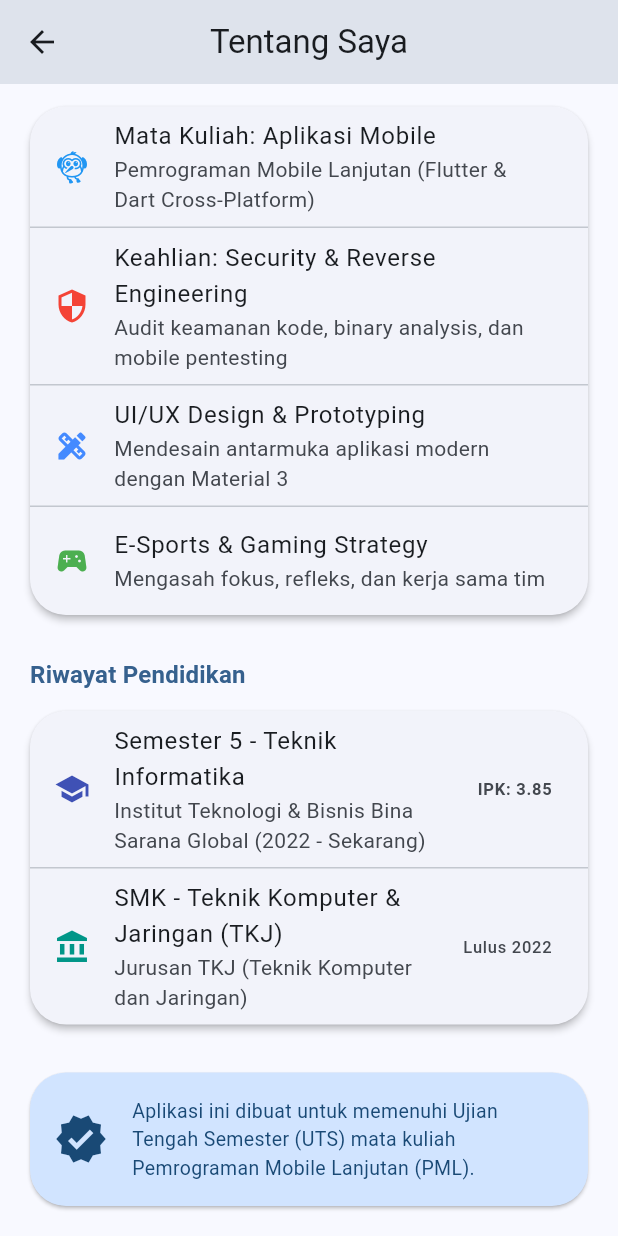
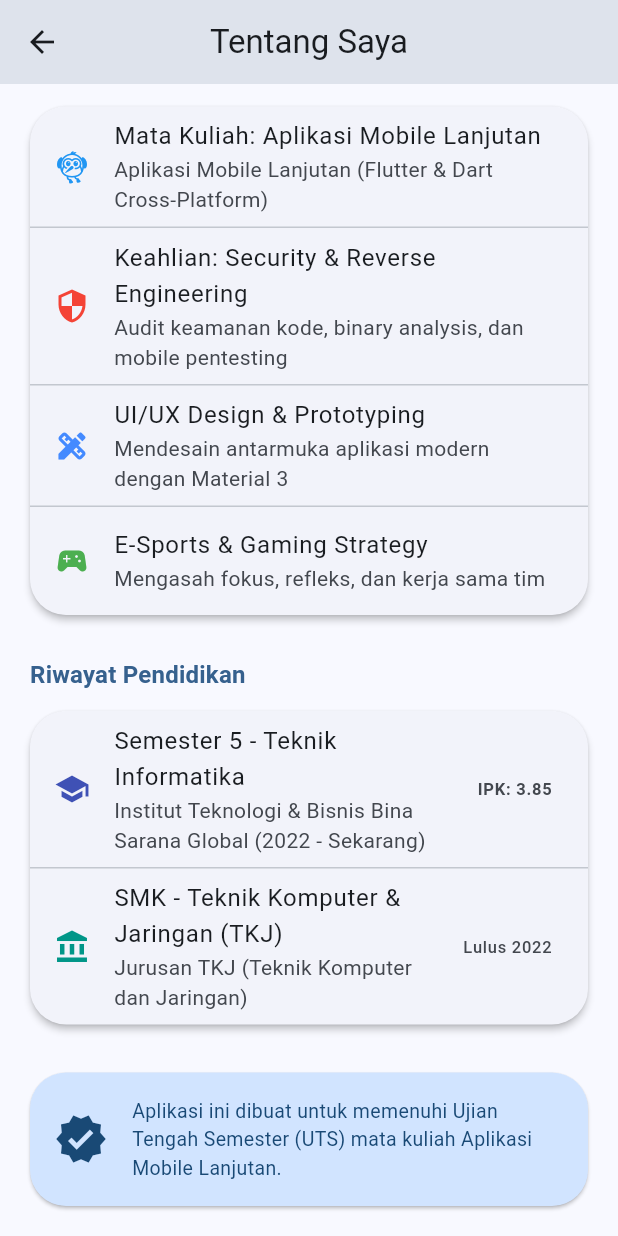
Before and after one commit to FikriBintangx/uts-pml-1122140142, a Flutter app: the AboutPage screen opened directly, scrolled down 37 dp, on a phone screen of 412 x 824 dp. Run offline on Flutter 3.47's test engine with Material 3 defaults, Android fonts, the phone set to English and light mode, and no system bars.

Commit message:
feat: nambah penyesuaian nama mata kuliah Aplikasi Mobile Lanjutan

```diff
--- a/soal1-live-coding/lib/main.dart
+++ b/soal1-live-coding/lib/main.dart
@@ -141,7 +141,7 @@ class ProfilePage extends StatelessWidget {
                       InfoTile(
                         icon: Icons.flutter_dash,
                         label: 'Mata Kuliah',
-                        value: 'Aplikasi Mobile (Flutter)',
+                        value: 'Aplikasi Mobile Lanjutan (Flutter)',
                       ),
                       Divider(height: 1),
                       InfoTile(
--- a/soal2-profil-app/lib/screens/about_page.dart
+++ b/soal2-profil-app/lib/screens/about_page.dart
@@ -32,9 +32,9 @@ class AboutPage extends StatelessWidget {
                 children: const [
                   ListTile(
                     leading: Icon(Icons.flutter_dash, color: Colors.blue),
-                    title: Text('Mata Kuliah: Aplikasi Mobile'),
+                    title: Text('Mata Kuliah: Aplikasi Mobile Lanjutan'),
                     subtitle: Text(
-                        'Pemrograman Mobile Lanjutan (Flutter & Dart Cross-Platform)'),
+                        'Aplikasi Mobile Lanjutan (Flutter & Dart Cross-Platform)'),
                   ),
                   Divider(height: 1),
                   ListTile(
@@ -106,7 +106,7 @@ class AboutPage extends StatelessWidget {
                     const SizedBox(width: 16),
                     Expanded(
                       child: Text(
-                        'Aplikasi ini dibuat untuk memenuhi Ujian Tengah Semester (UTS) mata kuliah Pemrograman Mobile Lanjutan (PML).',
+                        'Aplikasi ini dibuat untuk memenuhi Ujian Tengah Semester (UTS) mata kuliah Aplikasi Mobile Lanjutan.',
                         style: TextStyle(
                           color: theme.colorScheme.onPrimaryContainer,
                           fontSize: 13,
```
